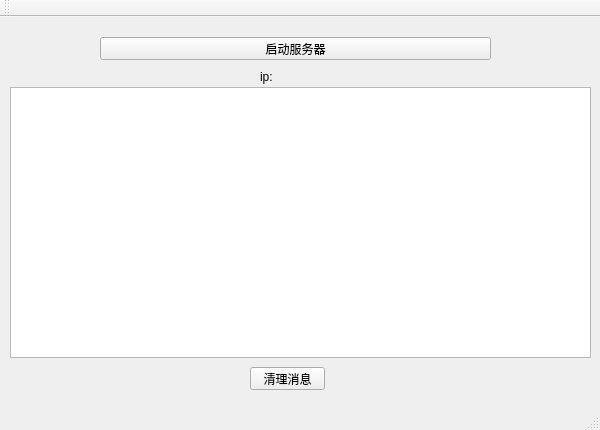
Qt form bhxserver.ui (beyond296089727/BFXServer) before a commit.
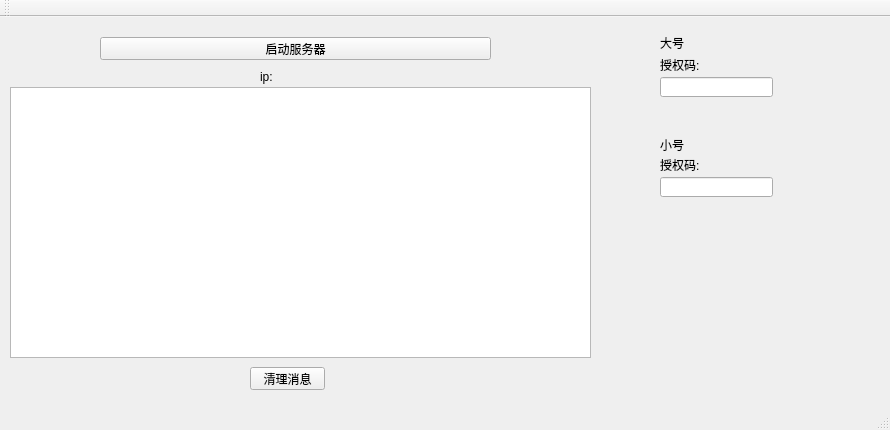
The same form after that commit.

What changed in the file:
```diff
--- a/bhxserver.ui
+++ b/bhxserver.ui
@@ -6,7 +6,7 @@
    <rect>
     <x>0</x>
     <y>0</y>
-    <width>600</width>
+    <width>890</width>
     <height>430</height>
    </rect>
   </property>
@@ -63,6 +63,78 @@
      <string>清理消息</string>
     </property>
    </widget>
+   <widget class="QLabel" name="lb_dahao">
+    <property name="geometry">
+     <rect>
+      <x>660</x>
+      <y>20</y>
+      <width>54</width>
+      <height>12</height>
+     </rect>
+    </property>
+    <property name="text">
+     <string>大号</string>
+    </property>
+   </widget>
+   <widget class="QLineEdit" name="lineEdit">
+    <property name="geometry">
+     <rect>
+      <x>660</x>
+      <y>60</y>
+      <width>113</width>
+      <height>20</height>
+     </rect>
+    </property>
+   </widget>
+   <widget class="QLabel" name="lb_xiaohao">
+    <property name="geometry">
+     <rect>
+      <x>660</x>
+      <y>120</y>
+      <width>31</width>
+      <height>16</height>
+     </rect>
+    </property>
+    <property name="text">
+     <string>小号</string>
+    </property>
+   </widget>
+   <widget class="QLineEdit" name="lineEdit_2">
+    <property name="geometry">
+     <rect>
+      <x>660</x>
+      <y>160</y>
+      <width>113</width>
+      <height>20</height>
+     </rect>
+    </property>
+   </widget>
+   <widget class="QLabel" name="lb_dh_mac">
+    <property name="geometry">
+     <rect>
+      <x>660</x>
+      <y>40</y>
+      <width>41</width>
+      <height>16</height>
+     </rect>
+    </property>
+    <property name="text">
+     <string>授权码:</string>
+    </property>
+   </widget>
+   <widget class="QLabel" name="lb_xh_mac">
+    <property name="geometry">
+     <rect>
+      <x>660</x>
+      <y>140</y>
+      <width>41</width>
+      <height>16</height>
+     </rect>
+    </property>
+    <property name="text">
+     <string>授权码:</string>
+    </property>
+   </widget>
   </widget>
   <widget class="QMenuBar" name="menuBar">
    <property name="geometry">
```
Left out of the diff: 2 changed lines with no effect on the pictures.
